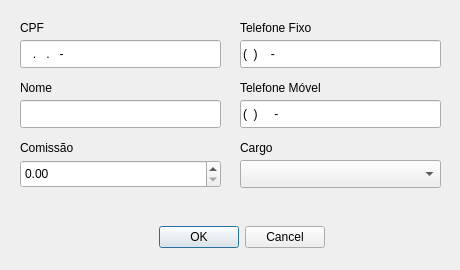
Above: GUI/funcionario.ui from fvendrameto/Databases-Final-Project before the change. Below: the same form after it.
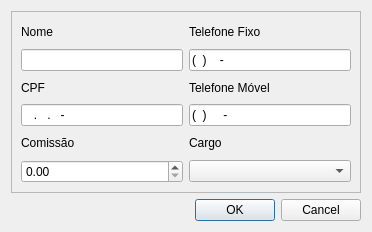
That is the form after the change.

Diff of the .ui file:
```diff
--- a/GUI/funcionario.ui
+++ b/GUI/funcionario.ui
@@ -6,20 +6,20 @@
    <rect>
     <x>0</x>
     <y>0</y>
-    <width>460</width>
-    <height>270</height>
+    <width>372</width>
+    <height>232</height>
    </rect>
   </property>
   <property name="minimumSize">
    <size>
-    <width>460</width>
-    <height>270</height>
+    <width>0</width>
+    <height>0</height>
    </size>
   </property>
   <property name="maximumSize">
    <size>
-    <width>460</width>
-    <height>270</height>
+    <width>16777215</width>
+    <height>16777215</height>
    </size>
   </property>
   <property name="baseSize">
@@ -31,73 +31,39 @@
   <property name="windowTitle">
    <string>Dialog</string>
   </property>
-  <widget class="QLabel" name="cpf_label">
-   <property name="geometry">
-    <rect>
-     <x>20</x>
-     <y>20</y>
-     <width>58</width>
-     <height>16</height>
-    </rect>
-   </property>
-   <property name="text">
-    <string>CPF</string>
-   </property>
-  </widget>
-  <widget class="QLineEdit" name="cpf_lineEdit">
-   <property name="geometry">
-    <rect>
-     <x>20</x>
-     <y>40</y>
-     <width>201</width>
-     <height>28</height>
-    </rect>
-   </property>
-   <property name="inputMask">
-    <string>999.999.999-99</string>
-   </property>
-   <property name="maxLength">
-    <number>14</number>
-   </property>
-   <property name="placeholderText">
-    <string/>
-   </property>
-  </widget>
-  <widget class="QLineEdit" name="nome_lineEdit">
-   <property name="geometry">
-    <rect>
-     <x>20</x>
-     <y>100</y>
-     <width>201</width>
-     <height>28</height>
-    </rect>
-   </property>
-   <property name="maxLength">
-    <number>75</number>
-   </property>
-  </widget>
+  <layout class="QGridLayout" name="gridLayout_2">
+   <item row="0" column="0" colspan="2">
+    <widget class="QFrame" name="frame">
+     <property name="frameShape">
+      <enum>QFrame::StyledPanel</enum>
+     </property>
+     <property name="frameShadow">
+      <enum>QFrame::Raised</enum>
+     </property>
+     <layout class="QGridLayout" name="gridLayout">
+      <item row="0" column="0">
   <widget class="QLabel" name="nome_label">
-   <property name="geometry">
-    <rect>
-     <x>20</x>
-     <y>80</y>
-     <width>58</width>
-     <height>16</height>
-    </rect>
-   </property>
    <property name="text">
     <string>Nome</string>
    </property>
   </widget>
+      </item>
+      <item row="0" column="1">
+       <widget class="QLabel" name="telFixo_label">
+        <property name="text">
+         <string>Telefone Fixo</string>
+        </property>
+       </widget>
+      </item>
+      <item row="1" column="0">
+       <widget class="QLineEdit" name="nome_lineEdit">
+        <property name="maxLength">
+         <number>75</number>
+        </property>
+       </widget>
+      </item>
+      <item row="1" column="1">
   <widget class="QLineEdit" name="telFixo_lineEdit">
-   <property name="geometry">
-    <rect>
-     <x>240</x>
-     <y>40</y>
-     <width>201</width>
-     <height>28</height>
-    </rect>
-   </property>
    <property name="inputMask">
     <string>(99)9999-9999</string>
    </property>
@@ -108,41 +74,36 @@
     <string/>
    </property>
   </widget>
-  <widget class="QLabel" name="telFixo_label">
-   <property name="geometry">
-    <rect>
-     <x>240</x>
-     <y>20</y>
-     <width>81</width>
-     <height>16</height>
-    </rect>
-   </property>
+      </item>
+      <item row="2" column="0">
+       <widget class="QLabel" name="cpf_label">
    <property name="text">
-    <string>Telefone Fixo</string>
-   </property>
-  </widget>
+         <string>CPF</string>
+        </property>
+       </widget>
+      </item>
+      <item row="2" column="1">
   <widget class="QLabel" name="telMovel_label">
-   <property name="geometry">
-    <rect>
-     <x>240</x>
-     <y>80</y>
-     <width>101</width>
-     <height>16</height>
-    </rect>
-   </property>
    <property name="text">
     <string>Telefone Móvel</string>
    </property>
   </widget>
+      </item>
+      <item row="3" column="0">
+       <widget class="QLineEdit" name="cpf_lineEdit">
+        <property name="inputMask">
+         <string>999.999.999-99</string>
+        </property>
+        <property name="maxLength">
+         <number>14</number>
+        </property>
+        <property name="placeholderText">
+         <string/>
+        </property>
+       </widget>
+      </item>
+      <item row="3" column="1">
   <widget class="QLineEdit" name="telMovel_lineEdit">
-   <property name="geometry">
-    <rect>
-     <x>240</x>
-     <y>100</y>
-     <width>201</width>
-     <height>28</height>
-    </rect>
-   </property>
    <property name="inputMask">
     <string>(99)99999-9999</string>
    </property>
@@ -153,65 +114,55 @@
     <string/>
    </property>
   </widget>
+      </item>
+      <item row="4" column="0">
   <widget class="QLabel" name="comissao_label">
-   <property name="geometry">
-    <rect>
-     <x>20</x>
-     <y>140</y>
-     <width>101</width>
-     <height>16</height>
-    </rect>
-   </property>
    <property name="text">
     <string>Comissão</string>
    </property>
   </widget>
+      </item>
+      <item row="4" column="1">
+       <widget class="QLabel" name="cargo_label">
+        <property name="text">
+         <string>Cargo</string>
+        </property>
+       </widget>
+      </item>
+      <item row="5" column="0">
   <widget class="QDoubleSpinBox" name="comissao_spinBox">
-   <property name="geometry">
-    <rect>
-     <x>20</x>
-     <y>160</y>
-     <width>201</width>
-     <height>28</height>
-    </rect>
-   </property>
-  </widget>
+        <property name="maximum">
+         <double>99999.990000000005239</double>
+        </property>
+       </widget>
+      </item>
+      <item row="5" column="1">
+       <widget class="QComboBox" name="cargo_comboBox"/>
+      </item>
+     </layout>
+    </widget>
+   </item>
+   <item row="1" column="0">
+    <spacer name="horizontalSpacer">
+     <property name="orientation">
+      <enum>Qt::Horizontal</enum>
+     </property>
+     <property name="sizeHint" stdset="0">
+      <size>
+       <width>169</width>
+       <height>20</height>
+      </size>
+     </property>
+    </spacer>
+   </item>
+   <item row="1" column="1">
   <widget class="QDialogButtonBox" name="buttonBox">
-   <property name="geometry">
-    <rect>
-     <x>135</x>
-     <y>220</y>
-     <width>190</width>
-     <height>34</height>
-    </rect>
-   </property>
    <property name="standardButtons">
     <set>QDialogButtonBox::Cancel|QDialogButtonBox::Ok</set>
    </property>
   </widget>
-  <widget class="QLabel" name="cargo_label">
-   <property name="geometry">
-    <rect>
-     <x>240</x>
-     <y>140</y>
-     <width>58</width>
-     <height>16</height>
-    </rect>
-   </property>
-   <property name="text">
-    <string>Cargo</string>
-   </property>
-  </widget>
-  <widget class="QComboBox" name="cargo_comboBox">
-   <property name="geometry">
-    <rect>
-     <x>240</x>
-     <y>160</y>
-     <width>201</width>
-     <height>28</height>
-    </rect>
-   </property>
-  </widget>
+   </item>
+  </layout>
  </widget>
  <resources/>
  <connections/>
```
Lines whose indentation alone changed are shown as unchanged.
